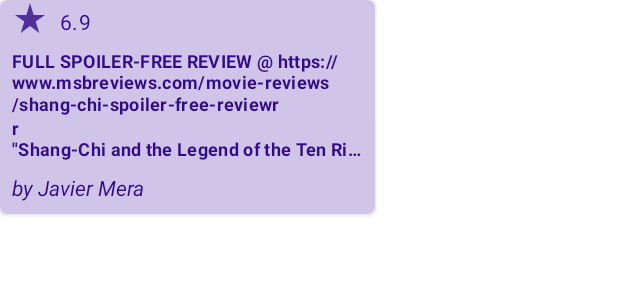
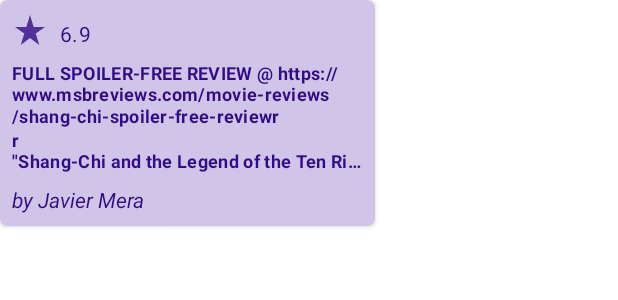
Before and after one commit to JaviMera/CineMe, an Android app: the layout details_movie_review_item.xml on its own in the app's theme, with its tools: preview values and no code run, on a phone screen of 412 x 824 dp. Shown: the top 300 px of the screen. Run offline under Robolectric (Android 15) with nearby library versions, the phone set to English and light mode, and no system bars.

Commit message:
Fixed review icon in details fragment not showing correctly in dark mode.

```diff
--- a/app/src/main/res/layout/details_movie_review_item.xml
+++ b/app/src/main/res/layout/details_movie_review_item.xml
@@ -23,7 +23,7 @@
                 android:id="@+id/detail_movie_review_item_icon"
                 android:layout_width="wrap_content"
                 android:layout_height="wrap_content"
-                style="@style/MovieDetailReviewContainer.Icon.Rate"
+                style="@style/MovieReviewContainer.Icon.Rate"
                 app:layout_constraintStart_toStartOf="parent"
                 app:layout_constraintTop_toTopOf="parent" />
 
```
